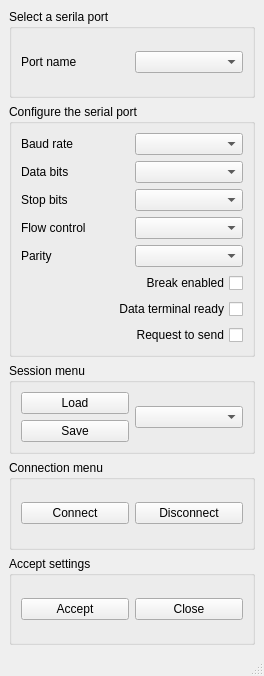
This is src/parameters/serial_settings.ui in Gamasych/SerialReader as Qt 5 draws it before an edit. The edited form follows.
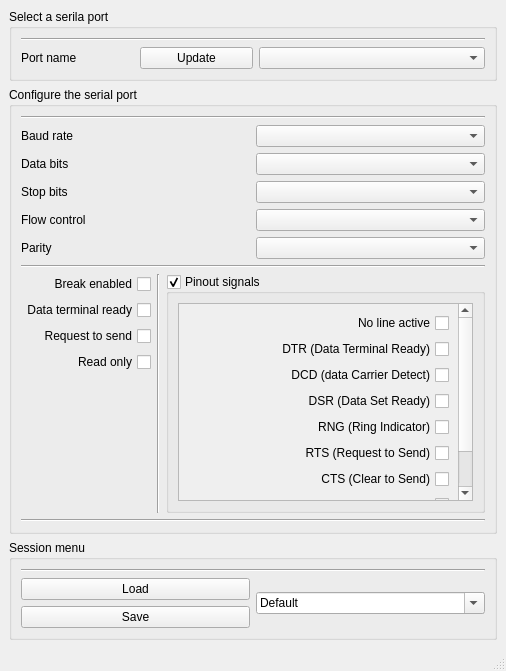
This is the edited form.

The edit to the form file:
```diff
--- a/src/parameters/serial_settings.ui
+++ b/src/parameters/serial_settings.ui
@@ -6,8 +6,8 @@
    <rect>
     <x>0</x>
     <y>0</y>
-    <width>264</width>
-    <height>676</height>
+    <width>506</width>
+    <height>671</height>
    </rect>
   </property>
   <property name="windowTitle">
@@ -21,8 +21,8 @@
        <string>Select a serila port</string>
       </property>
       <layout class="QGridLayout" name="gridLayout">
-       <item row="0" column="0">
-        <layout class="QHBoxLayout" name="horizontalLayout_6">
+       <item row="1" column="0">
+        <layout class="QHBoxLayout" name="horizontalLayout_6" stretch="1,1,2">
          <item>
           <widget class="QLabel" name="portNameLable">
            <property name="text">
@@ -30,11 +30,75 @@
            </property>
           </widget>
          </item>
+         <item>
+          <widget class="QPushButton" name="updatePushButton">
+           <property name="text">
+            <string>Update</string>
+           </property>
+          </widget>
+         </item>
          <item>
           <widget class="QComboBox" name="portNameComboBox"/>
          </item>
         </layout>
        </item>
+       <item row="0" column="0">
+        <widget class="Line" name="line_5">
+         <property name="orientation">
+          <enum>Qt::Horizontal</enum>
+         </property>
+        </widget>
+       </item>
+      </layout>
+     </widget>
+    </item>
+    <item row="2" column="0">
+     <widget class="QGroupBox" name="SessionGB">
+      <property name="title">
+       <string>Session menu</string>
+      </property>
+      <layout class="QGridLayout" name="gridLayout_3">
+       <item row="1" column="0">
+        <layout class="QHBoxLayout" name="horizontalLayout_7">
+         <item>
+          <layout class="QVBoxLayout" name="verticalLayout">
+           <item>
+            <widget class="QPushButton" name="LoadPushButton">
+             <property name="text">
+              <string>Load</string>
+             </property>
+            </widget>
+           </item>
+           <item>
+            <widget class="QPushButton" name="SavePushButton">
+             <property name="text">
+              <string>Save</string>
+             </property>
+            </widget>
+           </item>
+          </layout>
+         </item>
+         <item>
+          <widget class="QComboBox" name="SessionComboBox">
+           <property name="editable">
+            <bool>true</bool>
+           </property>
+           <item>
+            <property name="text">
+             <string>Default</string>
+            </property>
+           </item>
+          </widget>
+         </item>
+        </layout>
+       </item>
+       <item row="0" column="0">
+        <widget class="Line" name="line_2">
+         <property name="orientation">
+          <enum>Qt::Horizontal</enum>
+         </property>
+        </widget>
+       </item>
       </layout>
      </widget>
     </item>
@@ -44,35 +108,7 @@
        <string>Configure the serial port</string>
       </property>
       <layout class="QGridLayout" name="gridLayout_2">
-       <item row="0" column="0">
-        <layout class="QHBoxLayout" name="horizontalLayout">
-         <item>
-          <widget class="QLabel" name="BaudLabel">
-           <property name="text">
-            <string>Baud rate</string>
-           </property>
-          </widget>
-         </item>
-         <item>
-          <widget class="QComboBox" name="BaudComboBox"/>
-         </item>
-        </layout>
-       </item>
-       <item row="1" column="0">
-        <layout class="QHBoxLayout" name="horizontalLayout_2">
-         <item>
-          <widget class="QLabel" name="DataBitsabel">
-           <property name="text">
-            <string>Data bits</string>
-           </property>
-          </widget>
-         </item>
-         <item>
-          <widget class="QComboBox" name="DataBitsComboBox"/>
-         </item>
-        </layout>
-       </item>
-       <item row="2" column="0">
+       <item row="3" column="0">
         <layout class="QHBoxLayout" name="horizontalLayout_5">
          <item>
           <widget class="QLabel" name="StopBitsLabel">
@@ -86,21 +122,7 @@
          </item>
         </layout>
        </item>
-       <item row="3" column="0">
-        <layout class="QHBoxLayout" name="horizontalLayout_3">
-         <item>
-          <widget class="QLabel" name="FlowControlLabel">
-           <property name="text">
-            <string>Flow control</string>
-           </property>
-          </widget>
-         </item>
-         <item>
-          <widget class="QComboBox" name="FlowControlComboBox"/>
-         </item>
-        </layout>
-       </item>
-       <item row="4" column="0">
+       <item row="5" column="0">
         <layout class="QHBoxLayout" name="horizontalLayout_4">
          <item>
           <widget class="QLabel" name="ParityLabel">
@@ -110,11 +132,25 @@
           </widget>
          </item>
          <item>
-          <widget class="QComboBox" name="ParityComboBox"/>
+          <widget class="QComboBox" name="ParityComboBox">
+           <property name="tabletTracking">
+            <bool>true</bool>
+           </property>
+           <property name="contextMenuPolicy">
+            <enum>Qt::CustomContextMenu</enum>
+           </property>
+           <property name="editable">
+            <bool>false</bool>
+           </property>
+          </widget>
          </item>
         </layout>
        </item>
-       <item row="5" column="0">
+       <item row="7" column="0">
+        <layout class="QHBoxLayout" name="horizontalLayout_8">
+         <item>
+          <layout class="QVBoxLayout" name="verticalLayout_3">
+           <item>
         <widget class="QCheckBox" name="BreakCheckBox">
          <property name="tabletTracking">
           <bool>false</bool>
@@ -130,7 +166,7 @@
          </property>
         </widget>
        </item>
-       <item row="6" column="0">
+           <item>
         <widget class="QCheckBox" name="DataTerminalCheckBox">
          <property name="layoutDirection">
           <enum>Qt::RightToLeft</enum>
@@ -140,7 +176,7 @@
          </property>
         </widget>
        </item>
-       <item row="7" column="0">
+           <item>
         <widget class="QCheckBox" name="RequestCheckBox">
          <property name="layoutDirection">
           <enum>Qt::RightToLeft</enum>
@@ -150,93 +186,243 @@
          </property>
         </widget>
        </item>
-      </layout>
-     </widget>
-    </item>
-    <item row="2" column="0">
-     <widget class="QGroupBox" name="SessionGB">
-      <property name="title">
-       <string>Session menu</string>
-      </property>
-      <layout class="QGridLayout" name="gridLayout_3">
-       <item row="0" column="0">
-        <layout class="QHBoxLayout" name="horizontalLayout_7">
          <item>
-          <layout class="QVBoxLayout" name="verticalLayout">
-           <item>
-            <widget class="QPushButton" name="LoadPushButton">
+            <widget class="QCheckBox" name="ReadOnlyCheckBox">
+             <property name="layoutDirection">
+              <enum>Qt::RightToLeft</enum>
+             </property>
              <property name="text">
-              <string>Load</string>
+              <string>Read only</string>
              </property>
             </widget>
            </item>
            <item>
-            <widget class="QPushButton" name="SavePushButton">
-             <property name="text">
-              <string>Save</string>
+            <spacer name="verticalSpacer">
+             <property name="orientation">
+              <enum>Qt::Vertical</enum>
              </property>
-            </widget>
+             <property name="sizeHint" stdset="0">
+              <size>
+               <width>20</width>
+               <height>40</height>
+              </size>
+             </property>
+            </spacer>
            </item>
           </layout>
          </item>
          <item>
-          <widget class="QComboBox" name="SessionComboBox"/>
-         </item>
-        </layout>
-       </item>
-      </layout>
-     </widget>
-    </item>
-    <item row="3" column="0">
-     <widget class="QGroupBox" name="ConnectionGB">
+          <widget class="Line" name="line">
+           <property name="orientation">
+            <enum>Qt::Vertical</enum>
+           </property>
+          </widget>
+         </item>
+         <item>
+          <widget class="QGroupBox" name="groupBox">
       <property name="title">
-       <string>Connection menu</string>
+            <string>Pinout signals</string>
+           </property>
+           <property name="flat">
+            <bool>false</bool>
+           </property>
+           <property name="checkable">
+            <bool>true</bool>
       </property>
       <layout class="QGridLayout" name="gridLayout_4">
        <item row="0" column="0">
-        <layout class="QHBoxLayout" name="horizontalLayout_8">
-         <item>
-          <widget class="QPushButton" name="ConnectPushButton">
-           <property name="text">
-            <string>Connect</string>
-           </property>
-          </widget>
-         </item>
-         <item>
-          <widget class="QPushButton" name="DisconnectPushButton">
-           <property name="text">
-            <string>Disconnect</string>
-           </property>
-          </widget>
-         </item>
-        </layout>
-       </item>
-      </layout>
-     </widget>
-    </item>
-    <item row="4" column="0">
-     <widget class="QGroupBox" name="AcceptGB">
-      <property name="title">
-       <string>Accept settings</string>
+             <widget class="QScrollArea" name="scrollArea">
+              <property name="frameShadow">
+               <enum>QFrame::Sunken</enum>
+              </property>
+              <property name="widgetResizable">
+               <bool>true</bool>
+              </property>
+              <widget class="QWidget" name="scrollAreaWidgetContents_2">
+               <property name="geometry">
+                <rect>
+                 <x>0</x>
+                 <y>0</y>
+                 <width>277</width>
+                 <height>266</height>
+                </rect>
       </property>
       <layout class="QGridLayout" name="gridLayout_6">
        <item row="0" column="0">
-        <layout class="QHBoxLayout" name="horizontalLayout_9">
+                 <layout class="QVBoxLayout" name="verticalLayout_2">
          <item>
-          <widget class="QPushButton" name="AcceptPushButton">
+                   <widget class="QCheckBox" name="checkBox_8">
+                    <property name="layoutDirection">
+                     <enum>Qt::RightToLeft</enum>
+                    </property>
            <property name="text">
-            <string>Accept</string>
+                     <string>No line active</string>
            </property>
           </widget>
          </item>
          <item>
-          <widget class="QPushButton" name="ClosePushButton">
+                   <widget class="QCheckBox" name="checkBox">
+                    <property name="layoutDirection">
+                     <enum>Qt::RightToLeft</enum>
+                    </property>
            <property name="text">
-            <string>Close</string>
+                     <string>DTR (Data Terminal Ready)</string>
            </property>
           </widget>
          </item>
-        </layout>
+                  <item>
+                   <widget class="QCheckBox" name="checkBox_9">
+                    <property name="layoutDirection">
+                     <enum>Qt::RightToLeft</enum>
+                    </property>
+                    <property name="text">
+                     <string>DCD (data Carrier Detect)</string>
+                    </property>
+                   </widget>
+                  </item>
+                  <item>
+                   <widget class="QCheckBox" name="checkBox_2">
+                    <property name="layoutDirection">
+                     <enum>Qt::RightToLeft</enum>
+                    </property>
+                    <property name="text">
+                     <string>DSR (Data Set Ready)</string>
+                    </property>
+                   </widget>
+                  </item>
+                  <item>
+                   <widget class="QCheckBox" name="checkBox_5">
+                    <property name="layoutDirection">
+                     <enum>Qt::RightToLeft</enum>
+                    </property>
+                    <property name="text">
+                     <string>RNG (Ring Indicator)</string>
+                    </property>
+                   </widget>
+                  </item>
+                  <item>
+                   <widget class="QCheckBox" name="checkBox_3">
+                    <property name="layoutDirection">
+                     <enum>Qt::RightToLeft</enum>
+                    </property>
+                    <property name="text">
+                     <string>RTS (Request to Send)</string>
+                    </property>
+                   </widget>
+                  </item>
+                  <item>
+                   <widget class="QCheckBox" name="checkBox_6">
+                    <property name="layoutDirection">
+                     <enum>Qt::RightToLeft</enum>
+                    </property>
+                    <property name="text">
+                     <string>CTS (Clear to Send)</string>
+                    </property>
+                   </widget>
+                  </item>
+                  <item>
+                   <widget class="QCheckBox" name="checkBox_7">
+                    <property name="layoutDirection">
+                     <enum>Qt::RightToLeft</enum>
+                    </property>
+                    <property name="text">
+                     <string>STD (Secondary Transmitted Data)</string>
+                    </property>
+                   </widget>
+                  </item>
+                  <item>
+                   <widget class="QCheckBox" name="checkBox_4">
+                    <property name="layoutDirection">
+                     <enum>Qt::RightToLeft</enum>
+                    </property>
+                    <property name="text">
+                     <string>SRD (Secondary Recieved Data)</string>
+                    </property>
+                   </widget>
+                  </item>
+                 </layout>
+                </item>
+               </layout>
+              </widget>
+             </widget>
+            </item>
+           </layout>
+          </widget>
+         </item>
+        </layout>
+       </item>
+       <item row="6" column="0">
+        <widget class="Line" name="line_3">
+         <property name="orientation">
+          <enum>Qt::Horizontal</enum>
+         </property>
+        </widget>
+       </item>
+       <item row="2" column="0">
+        <layout class="QHBoxLayout" name="horizontalLayout_2">
+         <item>
+          <widget class="QLabel" name="DataBitsabel">
+           <property name="text">
+            <string>Data bits</string>
+           </property>
+          </widget>
+         </item>
+         <item>
+          <widget class="QComboBox" name="DataBitsComboBox"/>
+         </item>
+        </layout>
+       </item>
+       <item row="1" column="0">
+        <layout class="QHBoxLayout" name="horizontalLayout" stretch="3,3">
+         <item>
+          <widget class="QLabel" name="BaudLabel">
+           <property name="text">
+            <string>Baud rate</string>
+           </property>
+          </widget>
+         </item>
+         <item>
+          <widget class="QComboBox" name="BaudComboBox">
+           <property name="editable">
+            <bool>false</bool>
+           </property>
+           <property name="insertPolicy">
+            <enum>QComboBox::InsertAtTop</enum>
+           </property>
+           <property name="modelColumn">
+            <number>0</number>
+           </property>
+          </widget>
+         </item>
+        </layout>
+       </item>
+       <item row="4" column="0">
+        <layout class="QHBoxLayout" name="horizontalLayout_3">
+         <item>
+          <widget class="QLabel" name="FlowControlLabel">
+           <property name="text">
+            <string>Flow control</string>
+           </property>
+          </widget>
+         </item>
+         <item>
+          <widget class="QComboBox" name="FlowControlComboBox"/>
+         </item>
+        </layout>
+       </item>
+       <item row="0" column="0">
+        <widget class="Line" name="line_4">
+         <property name="orientation">
+          <enum>Qt::Horizontal</enum>
+         </property>
+        </widget>
+       </item>
+       <item row="8" column="0">
+        <widget class="Line" name="line_6">
+         <property name="orientation">
+          <enum>Qt::Horizontal</enum>
+         </property>
+        </widget>
        </item>
       </layout>
      </widget>
```
Left out of the diff: 2 changed lines with no effect on the pictures. Lines whose indentation alone changed are shown as unchanged.
